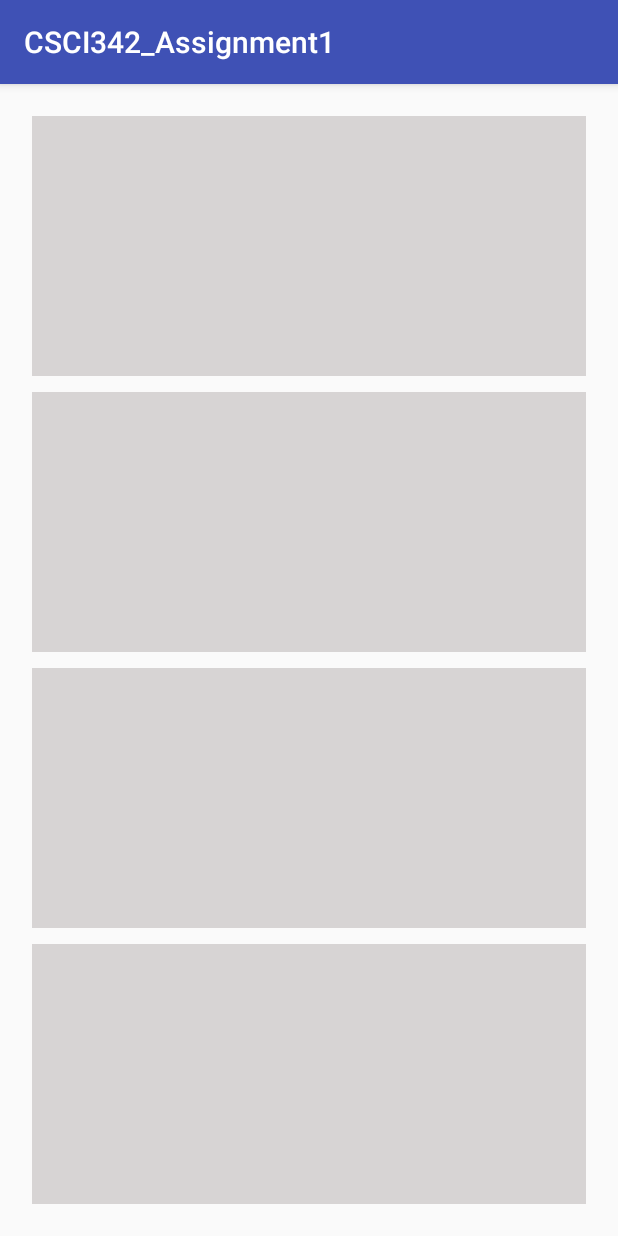
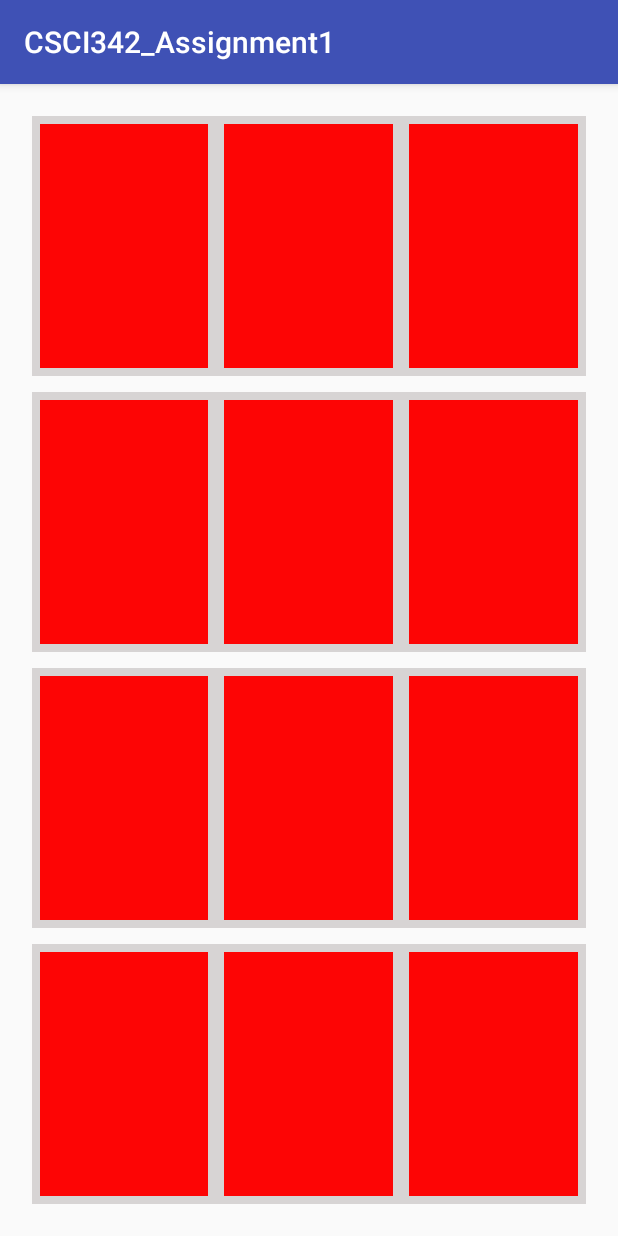
Before and after one commit to fur866/CSCI342_Assignment1, an Android app: the screen it shows after launch (MainActivity), on a phone screen of 412 x 824 dp. Run offline under Robolectric (Android 15) with nearby library versions, the phone set to English and light mode, and no system bars.

Commit message:
Part 2 - The widgets have been changed. The color of the widgets are set to red for clarity purposes.

```diff
--- a/app/src/main/res/layout/activity_main.xml
+++ b/app/src/main/res/layout/activity_main.xml
@@ -20,19 +20,28 @@
         android:layout_margin="5dp">
 
         <ImageView
-            android:layout_width="wrap_content"
-            android:layout_height="wrap_content"
-            android:id="@+id/imageView3" />
+            android:layout_width="0dp"
+            android:layout_height="match_parent"
+            android:id="@+id/imageView3"
+            android:layout_weight="1"
+            android:background="#f9fe0000"
+            android:layout_margin="5dp" />
 
         <ImageView
-            android:layout_width="wrap_content"
-            android:layout_height="wrap_content"
-            android:id="@+id/imageView2" />
+            android:layout_width="0dp"
+            android:layout_height="match_parent"
+            android:id="@+id/imageView2"
+            android:layout_weight="1"
+            android:background="#f9fe0000"
+            android:layout_margin="5dp" />
 
         <ImageView
-            android:layout_width="wrap_content"
-            android:layout_height="wrap_content"
-            android:id="@+id/imageView" />
+            android:layout_width="0dp"
+            android:layout_height="match_parent"
+            android:id="@+id/imageView"
+            android:layout_weight="1"
+            android:background="#f9fe0000"
+            android:layout_margin="5dp" />
     </LinearLayout>
 
     <LinearLayout
@@ -44,19 +53,28 @@
         android:layout_margin="5dp">
 
         <ImageView
-            android:layout_width="wrap_content"
-            android:layout_height="wrap_content"
-            android:id="@+id/imageView4" />
+            android:layout_width="0dp"
+            android:layout_height="match_parent"
+            android:id="@+id/imageView4"
+            android:layout_weight="1"
+            android:background="#f9fe0000"
+            android:layout_margin="5dp" />
 
         <ImageView
-            android:layout_width="wrap_content"
-            android:layout_height="wrap_content"
-            android:id="@+id/imageView5" />
+            android:layout_width="0dp"
+            android:layout_height="match_parent"
+            android:id="@+id/imageView5"
+            android:layout_weight="1"
+            android:background="#f9fe0000"
+            android:layout_margin="5dp" />
 
         <ImageView
-            android:layout_width="wrap_content"
-            android:layout_height="wrap_content"
-            android:id="@+id/imageView6" />
+            android:layout_width="0dp"
+            android:layout_height="match_parent"
+            android:id="@+id/imageView6"
+            android:layout_weight="1"
+            android:background="#f9fe0000"
+            android:layout_margin="5dp" />
     </LinearLayout>
 
     <LinearLayout
@@ -68,19 +86,28 @@
         android:layout_margin="5dp">
 
         <ImageView
-            android:layout_width="wrap_content"
-            android:layout_height="wrap_content"
-            android:id="@+id/imageView7" />
+            android:layout_width="0dp"
+            android:layout_height="match_parent"
+            android:id="@+id/imageView7"
+            android:layout_margin="5dp"
+            android:layout_weight="1"
+            android:background="#f9fe0000" />
 
         <ImageView
-            android:layout_width="wrap_content"
-            android:layout_height="wrap_content"
-            android:id="@+id/imageView8" />
+            android:layout_width="0dp"
+            android:layout_height="match_parent"
+            android:id="@+id/imageView8"
+            android:layout_margin="5dp"
+            android:layout_weight="1"
+            android:background="#f9fe0000" />
 
         <ImageView
-            android:layout_width="wrap_content"
-            android:layout_height="wrap_content"
-            android:id="@+id/imageView9" />
+            android:layout_width="0dp"
+            android:layout_height="match_parent"
+            android:id="@+id/imageView9"
+            android:layout_weight="1"
+            android:layout_margin="5dp"
+            android:background="#f9fe0000" />
     </LinearLayout>
 
     <LinearLayout
@@ -92,18 +119,27 @@
         android:layout_margin="5dp">
 
         <ImageView
-            android:layout_width="wrap_content"
-            android:layout_height="wrap_content"
-            android:id="@+id/imageView10" />
+            android:layout_width="0dp"
+            android:layout_height="match_parent"
+            android:id="@+id/imageView10"
+            android:layout_margin="5dp"
+            android:layout_weight="1"
+            android:background="#f9fe0000" />
 
         <ImageView
-            android:layout_width="wrap_content"
-            android:layout_height="wrap_content"
-            android:id="@+id/imageView11" />
+            android:layout_width="0dp"
+            android:layout_height="match_parent"
+            android:id="@+id/imageView11"
+            android:layout_margin="5dp"
+            android:layout_weight="1"
+            android:background="#f9fe0000" />
 
         <ImageView
-            android:layout_width="wrap_content"
-            android:layout_height="wrap_content"
-            android:id="@+id/imageView12" />
+            android:layout_width="0dp"
+            android:layout_height="match_parent"
+            android:id="@+id/imageView12"
+            android:layout_margin="5dp"
+            android:layout_weight="1"
+            android:background="#f9fe0000" />
     </LinearLayout>
 </LinearLayout>
```
